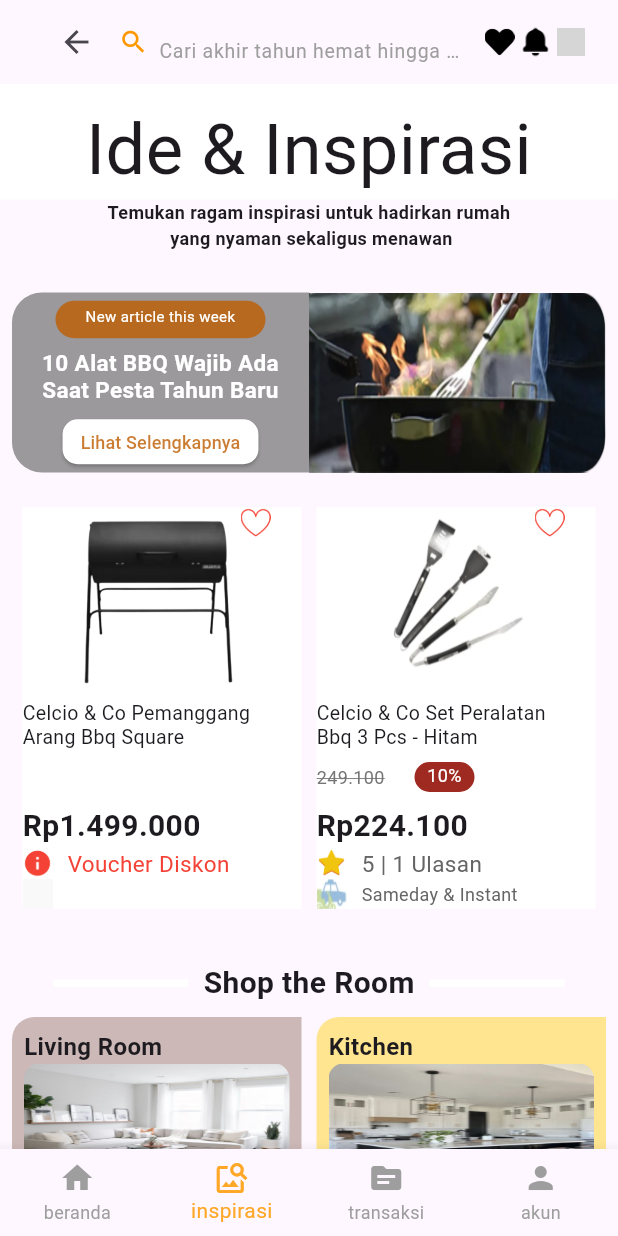
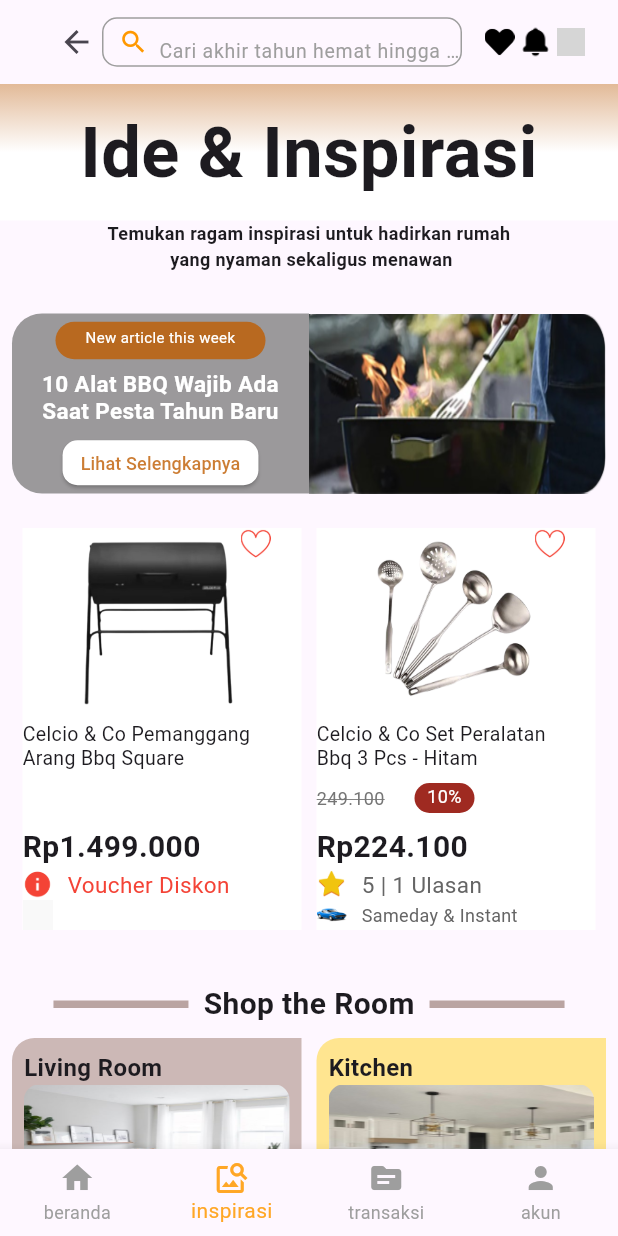
Before and after one commit to ikhwanularif25/ruparupa, a Flutter app: the screen it shows after launch, item 2 of the bottom bar chosen, on a phone screen of 412 x 824 dp. Run offline on Flutter 3.47's test engine with Material 3 defaults, Android fonts, the light colour scheme and no system bars; our stand-ins replace carousel_slider; Roboto replaces fonts that are missing (Agdasima); grey boxes are pictures that could not be loaded.

Commit message:
inspirasi

```diff
--- a/lib/inspirasi.dart
+++ b/lib/inspirasi.dart
@@ -7,7 +7,6 @@ import 'package:ruparupa/componen/shopinshop.dart';
 import 'package:ruparupa/componen/shopthelook.dart';
 import 'package:ruparupa/componen/shopthelook2.dart';
 import 'package:ruparupa/componen/tips.dart';
-import 'package:google_fonts/google_fonts.dart';
 
 class inspirasiscreen extends StatefulWidget {
   const inspirasiscreen({Key? key}) : super(key: key);
@@ -23,7 +22,7 @@ class _inspirasiscreenState extends State<inspirasiscreen> {
       appBar: AppBar(
         actions: [
           Padding(
-            padding: const EdgeInsets.only(left: 4, right: 22),
+            padding: const EdgeInsets.only(left: 8, right: 22),
             child: Row(
               crossAxisAlignment: CrossAxisAlignment.center,
               children: [
@@ -38,7 +37,7 @@ class _inspirasiscreenState extends State<inspirasiscreen> {
                   decoration: BoxDecoration(
                     borderRadius: BorderRadius.circular(10),
                     border: Border.all(
-                      color: Colors.transparent, // Border color
+                      color: Colors.grey, // Border color
                     ),
                   ),
                   child: Padding(
@@ -111,20 +110,19 @@ class _inspirasiscreenState extends State<inspirasiscreen> {
                     begin: Alignment.topCenter,
                     end: Alignment.center,
                     colors: [
-                      Color.fromRGBO(255, 255, 255, 1), // Warna atas (coklat)
+                      Color.fromRGBO(226, 186, 152, 1), // Warna atas (coklat)
                       Color.fromARGB(255, 255, 255, 255), // Warna bawah (putih)
                     ],
                   ),
                 ),
                 child: Center(
                   child: Padding(
-                    padding: const EdgeInsets.only(top: 10),
+                    padding: const EdgeInsets.all(12.0),
                     child: Text(
                       "Ide & Inspirasi",
-                      style: GoogleFonts.agdasima(
-                        textStyle: TextStyle(
-                          fontSize: 47.0,
-                        ),
+                      style: TextStyle(
+                        fontSize: 47.0,
+                        fontWeight: FontWeight.bold,
                       ),
                       textAlign: TextAlign.center,
                     ),
@@ -258,14 +256,14 @@ class _inspirasiscreenState extends State<inspirasiscreen> {
                         width: 10), // Add spacing between widgets if needed
                     Expanded(
                       child: ide1(
-                        gambar: 'assets/images/spatula2.png',
+                        gambar: 'assets/images/spatula.png',
                         nama: 'Celcio & Co Set Peralatan \nBbq 3 Pcs - Hitam',
                         hargadiskon: '249.100',
                         diskon: '10%',
                         harga: 'Rp224.100',
                         icon: "assets/images/star.png",
                         ket: "5 | 1 Ulasan",
-                        icon2: 'assets/images/car2.png',
+                        icon2: 'assets/images/car.png',
                         ket2: 'Sameday & Instant',
                         ketColor2: const Color.fromARGB(255, 101, 101, 101),
                         discolor: const Color.fromARGB(255, 159, 42, 33),
@@ -284,7 +282,7 @@ class _inspirasiscreenState extends State<inspirasiscreen> {
                     height: 5,
                     width: 90,
                     decoration: const BoxDecoration(
-                      color: Color.fromARGB(255, 255, 255, 255),
+                      color: Color.fromARGB(130, 121, 85, 72),
                     ),
                   ),
                   const SizedBox(
@@ -305,7 +303,7 @@ class _inspirasiscreenState extends State<inspirasiscreen> {
                     height: 5,
                     width: 90,
                     decoration: const BoxDecoration(
-                      color: Color.fromARGB(255, 255, 255, 255),
+                      color: Color.fromARGB(130, 121, 85, 72),
                     ),
                   ),
                 ],
@@ -383,7 +381,7 @@ class _inspirasiscreenState extends State<inspirasiscreen> {
                       height: 5,
                       width: 100,
                       decoration: const BoxDecoration(
-                        color: Color.fromARGB(255, 250, 250, 250),
+                        color: Color.fromARGB(130, 121, 85, 72),
                       ),
                     ),
                     const SizedBox(
@@ -404,7 +402,7 @@ class _inspirasiscreenState extends State<inspirasiscreen> {
                       height: 5,
                       width: 100,
                       decoration: const BoxDecoration(
-                        color: Color.fromARGB(255, 255, 255, 255),
+                        color: Color.fromARGB(130, 121, 85, 72),
                       ),
                     ),
                   ],
@@ -424,7 +422,7 @@ class _inspirasiscreenState extends State<inspirasiscreen> {
                 judul: "Storage \nSolutions",
                 ket:
                     "Temukan solusi \npenyimpanan untuk \nsemua ruangan agar \nrumah tetap rapi \nsetiap saat",
-                gambar: 'assets/images/shopin.jpg',
+                gambar: 'assets/images/homestorage.jpg',
                 color: Color.fromARGB(221, 217, 228, 234),
               ),
               const SizedBox(
@@ -439,7 +437,7 @@ class _inspirasiscreenState extends State<inspirasiscreen> {
                       height: 5,
                       width: 100,
                       decoration: const BoxDecoration(
-                        color: Color.fromARGB(130, 255, 255, 255),
+                        color: Color.fromARGB(130, 121, 85, 72),
                       ),
                     ),
                     const SizedBox(
@@ -460,7 +458,7 @@ class _inspirasiscreenState extends State<inspirasiscreen> {
                       height: 5,
                       width: 100,
                       decoration: const BoxDecoration(
-                        color: Color.fromARGB(255, 255, 255, 255),
+                        color: Color.fromARGB(130, 121, 85, 72),
                       ),
                     ),
                   ],
@@ -587,7 +585,7 @@ class _inspirasiscreenState extends State<inspirasiscreen> {
                       height: 5,
                       width: 55,
                       decoration: const BoxDecoration(
-                        color: Color.fromARGB(255, 255, 255, 255),
+                        color: Color.fromARGB(130, 121, 85, 72),
                       ),
                     ),
                     const SizedBox(
```
